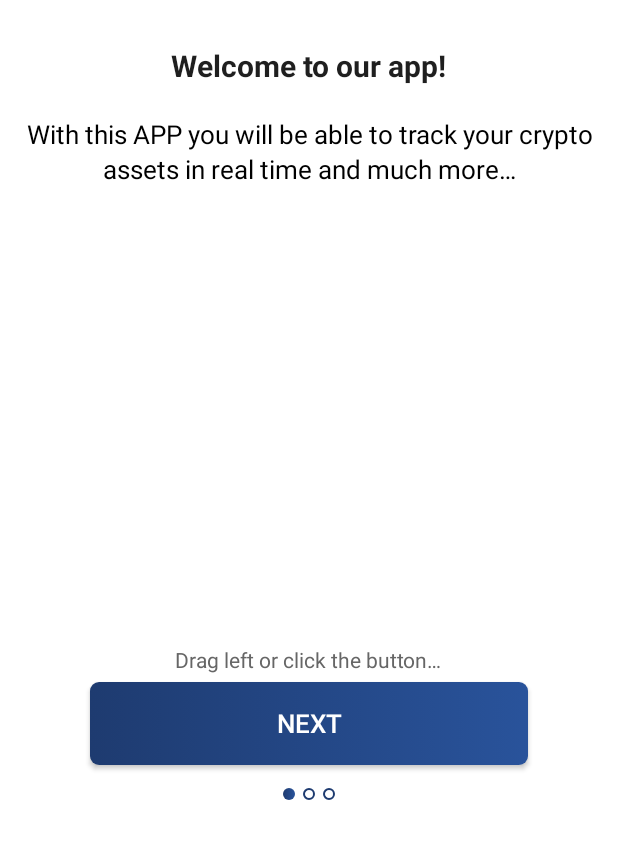
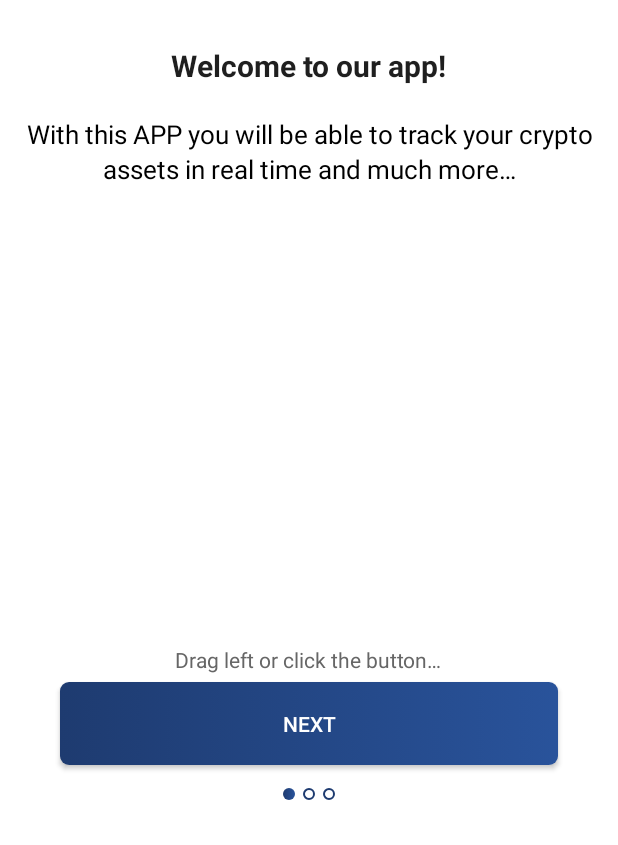
Before and after one commit to giovanijfc/Rtc-currency, an Android app: the screen it shows after launch (StepsInfoActivity), on a phone screen of 412 x 824 dp, the part 391-1236 px from its top. Run offline under Robolectric (Android 15) with nearby library versions, the light colour scheme and no system bars.

Commit message:
Adds reusuble component button

```diff
--- a/app/build.gradle
+++ b/app/build.gradle
@@ -19,6 +19,9 @@ android {
             proguardFiles getDefaultProguardFile('proguard-android-optimize.txt'), 'proguard-rules.pro'
         }
     }
+    dataBinding {
+        enabled = true
+    }
 }
 
 dependencies {
--- /dev/null
+++ b/app/src/main/java/com/example/rtc_currency/components/RTCButtonGradientBlue.kt
@@ -0,0 +1,17 @@
+package com.example.rtc_currency.components
+
+import android.content.Context
+import android.util.AttributeSet
+import android.util.TypedValue
+import androidx.appcompat.widget.AppCompatButton
+import androidx.core.content.ContextCompat
+import com.example.rtc_currency.R
+
+class RTCButtonGradientBlue(context: Context, attrs: AttributeSet) :
+    AppCompatButton(context, attrs) {
+
+    init {
+        setTextColor(ContextCompat.getColor(context, R.color.white))
+        setBackgroundDrawable(ContextCompat.getDrawable(context, R.drawable.shape_button_gradient_blue_rounded))
+    }
+}
--- a/app/src/main/res/layout/fragment_steps_info_one.xml
+++ b/app/src/main/res/layout/fragment_steps_info_one.xml
@@ -1,11 +1,12 @@
 <?xml version="1.0" encoding="utf-8"?>
-<RelativeLayout
-    xmlns:android="http://schemas.android.com/apk/res/android"
+<RelativeLayout xmlns:android="http://schemas.android.com/apk/res/android"
     android:layout_width="match_parent"
     android:layout_height="match_parent"
+    xmlns:app="http://schemas.android.com/apk/res-auto"
+    xmlns:bind="http://schemas.android.com/tools"
     android:background="@color/white"
+    android:paddingLeft="@dimen/default_padding"
     android:paddingTop="@dimen/huge_margin"
-    android:paddingLeft="@dimen/default_padding"
     android:paddingRight="@dimen/default_padding">
 
     <RelativeLayout
@@ -19,44 +20,44 @@
             android:layout_height="150dp"
             android:layout_centerHorizontal="true"
             android:layout_marginTop="@dimen/huge_margin"
-            android:src="@mipmap/ic_app"/>
+            android:src="@mipmap/ic_app" />
 
         <TextView
             android:id="@+id/text_title"
             android:layout_width="wrap_content"
             android:layout_height="wrap_content"
-            android:textStyle="bold"
+            android:layout_below="@id/image_icon"
+            android:layout_centerHorizontal="true"
+            android:layout_marginTop="@dimen/default_margin"
+            android:text="@string/app_name"
+            android:textColor="@color/text_black"
             android:textSize="@dimen/huge_font"
-            android:textColor="@color/text_black"
-            android:layout_centerHorizontal="true"
-            android:layout_below="@id/image_icon"
-            android:layout_marginTop="@dimen/default_margin"
-            android:text="@string/app_name" />
+            android:textStyle="bold" />
 
         <TextView
             android:id="@+id/text_sub_title"
             android:layout_width="wrap_content"
             android:layout_height="wrap_content"
-            android:textStyle="bold"
+            android:layout_below="@id/text_title"
+            android:layout_centerHorizontal="true"
+            android:layout_marginTop="@dimen/huge_margin"
+            android:text="@string/welcome_in_app"
+            android:textColor="@color/text_black"
             android:textSize="@dimen/high_font"
-            android:textColor="@color/text_black"
-            android:layout_centerHorizontal="true"
-            android:layout_below="@id/text_title"
-            android:layout_marginTop="@dimen/huge_margin"
-            android:text="@string/welcome_in_app" />
+            android:textStyle="bold" />
 
         <TextView
             android:id="@+id/text_description"
             android:layout_width="wrap_content"
             android:layout_height="wrap_content"
-            android:textSize="@dimen/medium_font"
+            android:layout_below="@id/text_sub_title"
+            android:layout_centerHorizontal="true"
+            android:layout_marginTop="@dimen/high_margin"
+            android:lineSpacingExtra="3dp"
+            android:text="@string/with_this_app_you_will"
+            android:textAlignment="center"
             android:textColor="@color/black"
-            android:layout_centerHorizontal="true"
-            android:layout_below="@id/text_sub_title"
-            android:layout_marginTop="@dimen/high_margin"
-            android:textAlignment="center"
-            android:lineSpacingExtra="3dp"
-            android:text="@string/with_this_app_you_will" />
+            android:textSize="@dimen/medium_font" />
     </RelativeLayout>
 
     <RelativeLayout
@@ -69,40 +70,35 @@
             android:id="@+id/text_info_slider"
             android:layout_width="wrap_content"
             android:layout_height="wrap_content"
-            android:textSize="14dp"
-            android:textColor="@color/gray"
             android:layout_centerHorizontal="true"
             android:layout_marginTop="@dimen/high_margin"
+            android:layout_marginBottom="@dimen/low_margin"
+            android:lineSpacingExtra="3dp"
+            android:text="@string/drag_left_or_click_the_button"
             android:textAlignment="center"
-            android:lineSpacingExtra="3dp"
-            android:layout_marginBottom="@dimen/low_margin"
-            android:text="@string/drag_left_or_click_the_button" />
+            android:textColor="@color/gray"
+            android:textSize="14dp" />
 
-        <Button
+        <com.example.rtc_currency.components.RTCButtonGradientBlue
             android:id="@+id/button_next"
-            android:layout_width="match_parent"
             android:layout_height="55dp"
-            android:textColor="@color/white"
+            android:layout_marginLeft="@dimen/huge_margin"
+            android:layout_marginRight="@dimen/huge_margin"
             android:layout_below="@id/text_info_slider"
-            android:layout_centerHorizontal="true"
-            android:textSize="@dimen/medium_font"
-            android:layout_marginLeft="50dp"
-            android:layout_marginRight="50dp"
-            android:background="@drawable/shape_button_gradient_blue_rounded"
-            android:text="@string/next"/>
+            android:text="@string/next"
+            android:layout_width="match_parent" />
 
         <LinearLayout
             android:layout_width="match_parent"
             android:layout_height="wrap_content"
+            android:layout_below="@+id/button_next"
             android:layout_marginTop="@dimen/medium_margin"
-            android:layout_below="@+id/button_next"
             android:gravity="center">
 
             <View
                 android:layout_width="8dp"
                 android:layout_height="8dp"
-                android:background="@drawable/shape_button_gradient_blue_rounded"
-                />
+                android:background="@drawable/shape_button_gradient_blue_rounded" />
 
             <View
                 android:layout_width="8dp"
```
